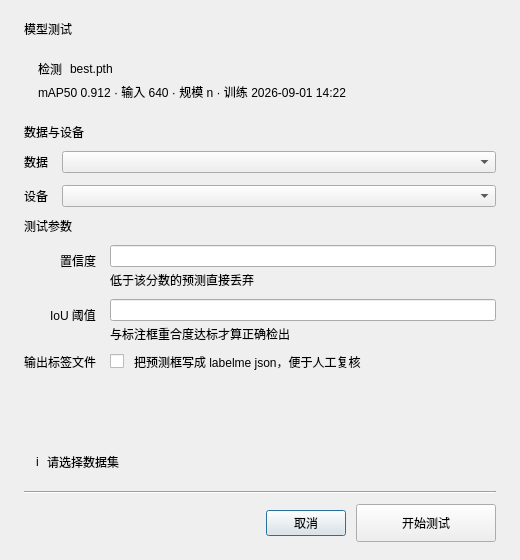
First picture: the form in ui/test_dialog.ui, repository pythondever/easy_trainer, before the edit.
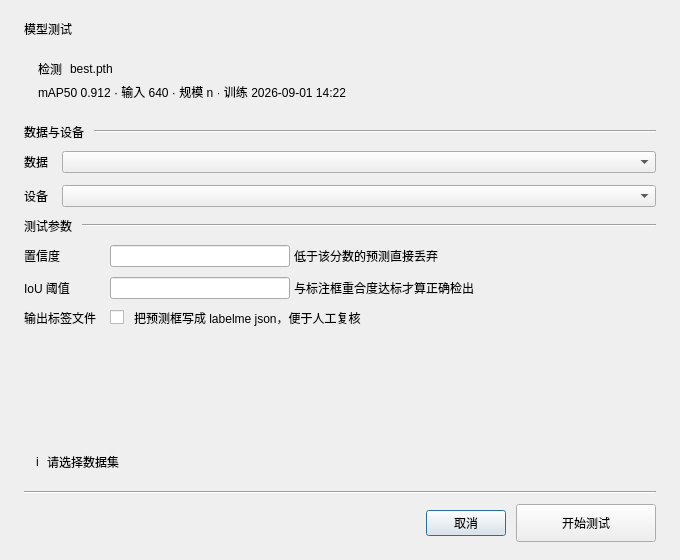
Second picture: the form after the edit.

The edit to the form file:
```diff
--- a/ui/test_dialog.ui
+++ b/ui/test_dialog.ui
@@ -6,7 +6,7 @@
    <rect>
     <x>0</x>
     <y>0</y>
-    <width>520</width>
+    <width>680</width>
     <height>560</height>
    </rect>
   </property>
@@ -15,7 +15,7 @@
   </property>
   <property name="minimumSize">
    <size>
-    <width>500</width>
+    <width>620</width>
     <height>0</height>
    </size>
   </property>
@@ -116,6 +116,11 @@
     </widget>
    </item>
    <item>
+    <layout class="QHBoxLayout" name="group_source_row">
+     <property name="spacing">
+      <number>10</number>
+     </property>
+     <item>
     <widget class="QLabel" name="group_source_title">
      <property name="text">
       <string>数据与设备</string>
@@ -126,6 +131,27 @@
     </widget>
    </item>
    <item>
+      <widget class="QFrame" name="group_source_line">
+       <property name="sizePolicy">
+        <sizepolicy hsizetype="Expanding" vsizetype="Fixed">
+         <horstretch>0</horstretch>
+         <verstretch>0</verstretch>
+        </sizepolicy>
+       </property>
+       <property name="frameShape">
+        <enum>QFrame::HLine</enum>
+       </property>
+       <property name="frameShadow">
+        <enum>QFrame::Sunken</enum>
+       </property>
+       <property name="class" stdset="0">
+        <string>dialogSectionLine</string>
+       </property>
+      </widget>
+     </item>
+    </layout>
+   </item>
+   <item>
     <layout class="QFormLayout" name="form_source">
      <property name="horizontalSpacing">
       <number>14</number>
@@ -134,7 +160,7 @@
       <number>12</number>
      </property>
      <property name="labelAlignment">
-      <set>Qt::AlignRight|Qt::AlignVCenter</set>
+      <set>Qt::AlignLeft|Qt::AlignVCenter</set>
      </property>
      <item row="0" column="0">
       <widget class="QLabel" name="test_data_label">
@@ -185,6 +211,11 @@
     </layout>
    </item>
    <item>
+    <layout class="QHBoxLayout" name="group_param_row">
+     <property name="spacing">
+      <number>10</number>
+     </property>
+     <item>
     <widget class="QLabel" name="group_param_title">
      <property name="text">
       <string>测试参数</string>
@@ -195,6 +226,27 @@
     </widget>
    </item>
    <item>
+      <widget class="QFrame" name="group_param_line">
+       <property name="sizePolicy">
+        <sizepolicy hsizetype="Expanding" vsizetype="Fixed">
+         <horstretch>0</horstretch>
+         <verstretch>0</verstretch>
+        </sizepolicy>
+       </property>
+       <property name="frameShape">
+        <enum>QFrame::HLine</enum>
+       </property>
+       <property name="frameShadow">
+        <enum>QFrame::Sunken</enum>
+       </property>
+       <property name="class" stdset="0">
+        <string>dialogSectionLine</string>
+       </property>
+      </widget>
+     </item>
+    </layout>
+   </item>
+   <item>
     <layout class="QFormLayout" name="form_param">
      <property name="horizontalSpacing">
       <number>14</number>
@@ -203,7 +255,7 @@
       <number>10</number>
      </property>
      <property name="labelAlignment">
-      <set>Qt::AlignRight|Qt::AlignVCenter</set>
+      <set>Qt::AlignLeft|Qt::AlignVCenter</set>
      </property>
      <item row="0" column="0">
       <widget class="QLabel" name="confidence_label">
@@ -214,7 +266,7 @@
      </item>
      <item row="0" column="1">
       <widget class="QWidget" name="conf_wrap" native="true">
-       <layout class="QVBoxLayout" name="conf_wrap_layout">
+       <layout class="QHBoxLayout" name="conf_wrap_layout">
         <property name="spacing">
          <number>4</number>
         </property>
@@ -232,18 +284,18 @@
         </property>
         <item>
          <widget class="QLineEdit" name="confidence_txt">
-          <property name="sizePolicy">
-           <sizepolicy hsizetype="Expanding" vsizetype="Fixed">
-            <horstretch>0</horstretch>
-            <verstretch>0</verstretch>
-           </sizepolicy>
-          </property>
           <property name="minimumSize">
            <size>
-            <width>300</width>
+            <width>180</width>
             <height>0</height>
            </size>
           </property>
+          <property name="maximumSize">
+           <size>
+            <width>180</width>
+            <height>16777215</height>
+           </size>
+          </property>
          </widget>
         </item>
         <item>
@@ -254,8 +306,8 @@
           <property name="class" stdset="0">
            <string>fieldNote</string>
           </property>
-          <property name="wordWrap">
-           <bool>true</bool>
+          <property name="alignment">
+           <set>Qt::AlignLeading|Qt::AlignLeft|Qt::AlignVCenter</set>
           </property>
          </widget>
         </item>
@@ -271,7 +323,7 @@
      </item>
      <item row="1" column="1">
       <widget class="QWidget" name="iou_wrap" native="true">
-       <layout class="QVBoxLayout" name="iou_wrap_layout">
+       <layout class="QHBoxLayout" name="iou_wrap_layout">
         <property name="spacing">
          <number>4</number>
         </property>
@@ -289,18 +341,18 @@
         </property>
         <item>
          <widget class="QLineEdit" name="iou_treshold_txt">
-          <property name="sizePolicy">
-           <sizepolicy hsizetype="Expanding" vsizetype="Fixed">
-            <horstretch>0</horstretch>
-            <verstretch>0</verstretch>
-           </sizepolicy>
-          </property>
           <property name="minimumSize">
            <size>
-            <width>300</width>
+            <width>180</width>
             <height>0</height>
            </size>
           </property>
+          <property name="maximumSize">
+           <size>
+            <width>180</width>
+            <height>16777215</height>
+           </size>
+          </property>
          </widget>
         </item>
         <item>
@@ -311,8 +363,8 @@
           <property name="class" stdset="0">
            <string>fieldNote</string>
           </property>
-          <property name="wordWrap">
-           <bool>true</bool>
+          <property name="alignment">
+           <set>Qt::AlignLeading|Qt::AlignLeft|Qt::AlignVCenter</set>
           </property>
          </widget>
         </item>
```
Left out of the diff: 4 changed lines with no effect on the pictures. Lines whose indentation alone changed are shown as unchanged.
